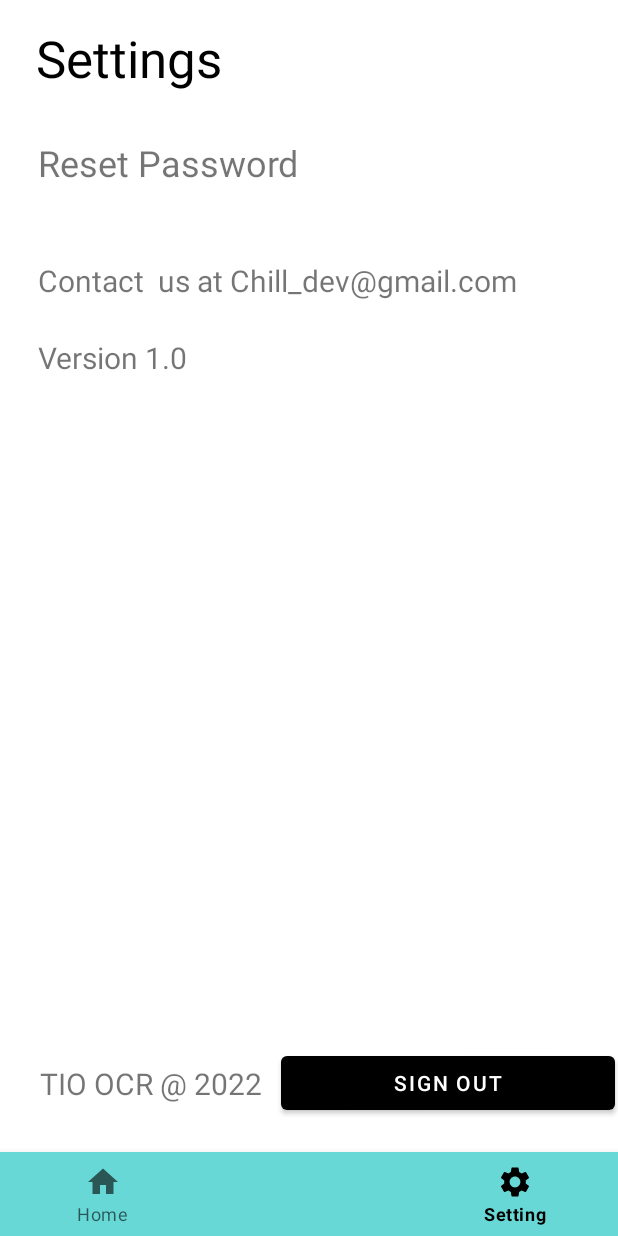
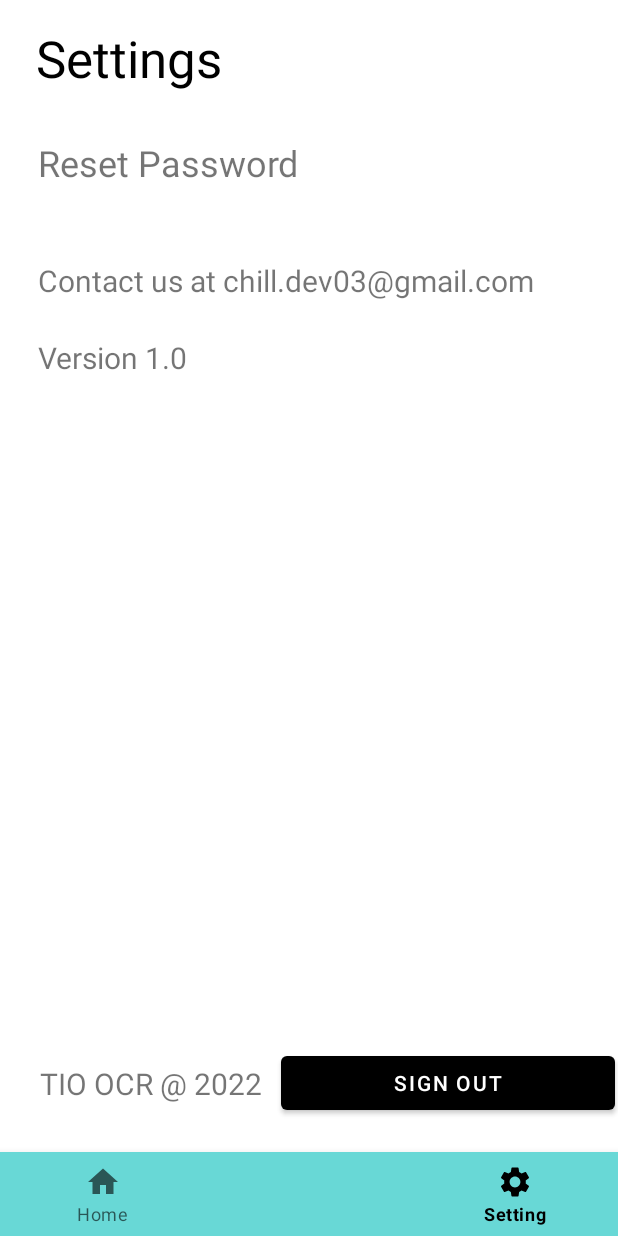
Before and after one commit to EChilin5/ImageCut_OCR, an Android app: the screen it shows after launch once a user with an empty profile is signed in (MainActivity), item 3 of the bottom bar chosen, on a phone screen of 412 x 824 dp. Run offline under Robolectric (Android 15) with nearby library versions, the phone set to English and light mode, and no system bars; our stand-ins replace Firebase (no records; nobody signed in at launch, a user with empty details on screens opened directly); libraries missing offline, so code that uses them is left out: com.google.mlkit.vision.

Commit message:
resolve warnings in drawables

```diff
--- a/app/src/main/res/layout/activity_capture_takenimage.xml
+++ b/app/src/main/res/layout/activity_capture_takenimage.xml
@@ -153,8 +153,9 @@
             android:lines="30"
             android:longClickable="true"
             android:scrollHorizontally="false"
-            android:text="No Name found"
-            app:layout_constraintVertical_bias="0.4" />
+            android:text="@string/no_name_found"
+            app:layout_constraintVertical_bias="0.4"
+            android:importantForAutofill="no" />
 
     </com.google.android.material.textfield.TextInputLayout>
 
--- a/app/src/main/res/layout/activity_detail.xml
+++ b/app/src/main/res/layout/activity_detail.xml
@@ -109,9 +109,10 @@
             android:lines="30"
             android:longClickable="true"
             android:scrollHorizontally="false"
-            android:text="No Name found"
+            android:text="@string/no_name_found"
             android:textIsSelectable="true"
-            app:layout_constraintVertical_bias="0.4" />
+            app:layout_constraintVertical_bias="0.4"
+            android:importantForAutofill="no" />
 
     </com.google.android.material.textfield.TextInputLayout>
 
--- a/app/src/main/res/layout/activity_login.xml
+++ b/app/src/main/res/layout/activity_login.xml
@@ -90,7 +90,7 @@
         android:layout_width="132dp"
         android:layout_height="42dp"
         android:layout_marginTop="4dp"
-        android:text="Forgot Password"
+        android:text="@string/forgot_password"
         android:textColor="@color/black"
         android:textSize="16sp"
         app:layout_constraintEnd_toEndOf="parent"
--- a/app/src/main/res/layout/activity_set_up_profile.xml
+++ b/app/src/main/res/layout/activity_set_up_profile.xml
@@ -127,7 +127,7 @@
         android:layout_width="match_parent"
         android:layout_height="wrap_content"
         android:layout_margin="10dp"
-        android:hint="Confirm Password"
+        android:hint="@string/confirm_password"
         app:layout_constraintBottom_toTopOf="@+id/SignUpGL5"
         app:layout_constraintEnd_toEndOf="parent"
         app:layout_constraintStart_toStartOf="parent"
@@ -146,7 +146,7 @@
         android:layout_width="285dp"
         android:layout_height="57dp"
         android:layout_marginTop="24dp"
-        android:text="Submit"
+        android:text="@string/submit"
         app:layout_constraintEnd_toStartOf="@+id/SignUpGLvEnd"
         app:layout_constraintHorizontal_bias="0.495"
         app:layout_constraintStart_toStartOf="parent"
--- a/app/src/main/res/layout/fragment_forgot_password_overlay.xml
+++ b/app/src/main/res/layout/fragment_forgot_password_overlay.xml
@@ -17,7 +17,7 @@
         android:layout_centerHorizontal="true"
         android:layout_marginTop="10dp"
         android:gravity="center"
-        android:text="Reset Password"
+        android:text="@string/reset_password"
         android:textColor="#000000"
         android:textSize="24sp"
         app:layout_constraintEnd_toEndOf="parent"
@@ -40,7 +40,7 @@
         android:layout_width="0dp"
         android:layout_height="wrap_content"
         android:layout_margin="10dp"
-        android:hint="Enter Email"
+        android:hint="@string/enter_email"
         app:layout_constraintBottom_toTopOf="@+id/OverlayResetGL3"
         app:layout_constraintEnd_toStartOf="@+id/OverlayResetGLvEnd"
         app:layout_constraintStart_toStartOf="@id/OverlayResetGLv1"
@@ -61,7 +61,7 @@
         android:layout_centerHorizontal="true"
         android:layout_marginTop="2dp"
         android:layout_marginBottom="5dp"
-        android:text="Reset "
+        android:text="@string/reset"
         app:layout_constraintBottom_toBottomOf="parent"
         app:layout_constraintEnd_toEndOf="@id/OverlayResetGLvEnd"
         app:layout_constraintStart_toStartOf="@id/OverlayResetGLv1"
--- a/app/src/main/res/layout/fragment_setting.xml
+++ b/app/src/main/res/layout/fragment_setting.xml
@@ -13,7 +13,7 @@
         android:layout_height="45dp"
         android:layout_marginStart="24dp"
         android:layout_marginTop="16dp"
-        android:text="Settings"
+        android:text="@string/settings"
         android:textColor="@color/black"
         android:textSize="34sp"
         app:layout_constraintStart_toStartOf="parent"
@@ -25,7 +25,7 @@
         android:layout_height="wrap_content"
         android:layout_marginLeft="2dp"
         android:layout_marginRight="2dp"
-        android:text="Sign Out"
+        android:text="@string/sign_out"
         android:textSize="14sp"
         app:layout_constraintBottom_toBottomOf="parent"
         app:layout_constraintEnd_toStartOf="@+id/SettingGLvEnd"
@@ -36,10 +36,10 @@
         android:id="@+id/tvResetPassword"
         android:layout_width="0dp"
         android:layout_height="0dp"
-        android:layout_marginLeft="25dp"
+        android:layout_marginStart="25dp"
         android:layout_marginTop="15dp"
         android:layout_marginBottom="5dp"
-        android:text="Reset Password"
+        android:text="@string/reset_password"
         android:textSize="24sp"
         app:layout_constraintBottom_toTopOf="@+id/SettingGL3"
         app:layout_constraintEnd_toEndOf="parent"
@@ -51,9 +51,9 @@
         android:id="@+id/tvContactUs"
         android:layout_width="0dp"
         android:layout_height="wrap_content"
-        android:layout_marginLeft="25dp"
+        android:layout_marginStart="25dp"
         android:layout_marginTop="20dp"
-        android:text="Contact  us at Chill_dev@gmail.com"
+        android:text="@string/contact_us_at_chill_dev03_gmail_com"
         android:textSize="20sp"
         app:layout_constraintEnd_toEndOf="parent"
         app:layout_constraintHorizontal_bias="0.613"
@@ -65,7 +65,7 @@
         android:layout_width="wrap_content"
         android:layout_height="wrap_content"
         android:layout_marginStart="16dp"
-        android:text="TIO OCR @ 2022"
+        android:text="@string/tio_ocr_2022"
         android:textSize="20sp"
         app:layout_constraintBottom_toTopOf="@+id/SettingGLEnd"
         app:layout_constraintEnd_toStartOf="@+id/SettingGLv2"
@@ -76,9 +76,9 @@
         android:id="@+id/tvVersuin"
         android:layout_width="0dp"
         android:layout_height="wrap_content"
-        android:layout_marginLeft="25dp"
+        android:layout_marginStart="25dp"
         android:layout_marginTop="24dp"
-        android:text="Version 1.0"
+        android:text="@string/version_1_0"
         android:textSize="20sp"
         app:layout_constraintEnd_toEndOf="parent"
         app:layout_constraintHorizontal_bias="0.174"
--- a/app/src/main/res/values/strings.xml
+++ b/app/src/main/res/values/strings.xml
@@ -1,6 +1,5 @@
 <resources>
     <string name="app_name">TIO CR</string>
-    <!-- TODO: Remove or change this placeholder text -->
     <string name="hello_blank_fragment">Hello blank fragment</string>
     <string name="sample_image_topic">Sample Image Topic</string>
     <string name="sample_image">sample Image</string>
@@ -21,5 +20,20 @@
     <string name="button">Button</string>
     <string name="set_up_account">Set Up Account</string>
     <string name="email">Email</string>
+    <string name="no_name_found">No Name found</string>
+    <string name="forgot_password">Forgot Password</string>
+    <string name="confirm_password">Confirm Password</string>
+    <string name="submit">Submit</string>
+    <string name="reset">Reset</string>
+    <string name="enter_email">Enter Email</string>
     <string name="search">Search</string>
+    <string name="tio_cr_notes_not_found">TIO CR Notes Not Found</string>
+    <string name="please_add_notes_by_selecting_the_green_button">Please Add Notes by selecting the green button</string>
+    <string name="settings">Settings</string>
+    <string name="sign_out">Sign Out</string>
+    <string name="reset_password">Reset Password</string>
+    <string name="contact_us_at_chill_dev03_gmail_com">Contact us at chill.dev03@gmail.com</string>
+    <string name="tio_ocr_2022">TIO OCR @ 2022</string>
+    <string name="version_1_0">Version 1.0</string>
+    <string name="no_info_found">no info found</string>
 </resources>
```
Also changed, not shown: app/src/main/res/layout/fragment_home.xml (+4 -3 lines).
